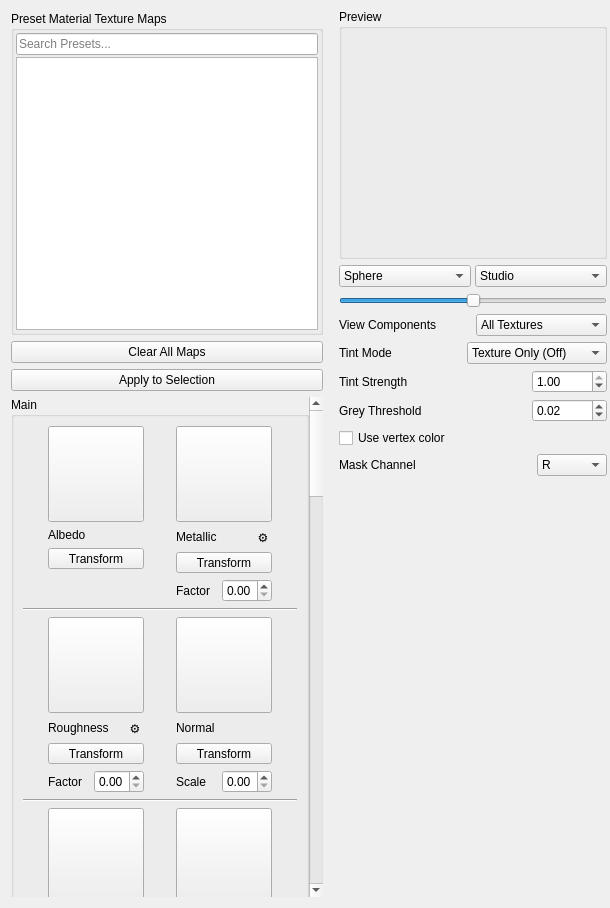
Qt form ui/TextureMappingPanel.ui (01Hub/ModelViewer) before a commit.
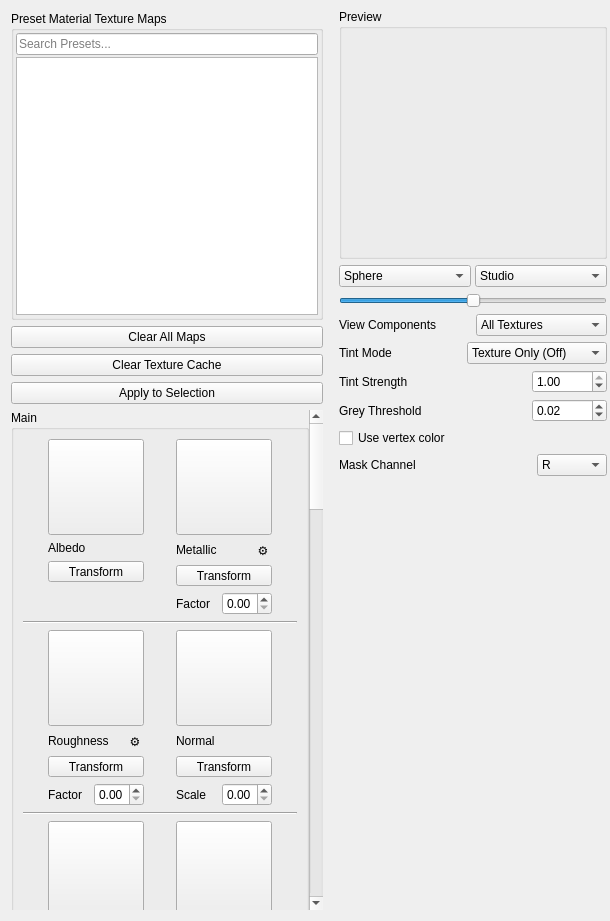
The same form after that commit. Custom widgets are drawn as their Qt base class.

Commit message:
Enhance texture cache with per-sampler support and UI controls
Refactor texture caching to support per-sampler settings using new TextureSamplerSettings and CachedTextureEntry structs. Update getOrLoadTextureCached to handle sampler changes and reuse cached images for new GPU textures as needed. Add UI controls for clearing the texture cache and resetting sampler parameters to defaults. Propagate sampler and cache changes via new Qt signals and slots, ensuring runtime updates and cache synchronization. Improves flexibility, performance, and user control over texture sampling.

The edit to the form file:
```diff
--- a/ui/TextureMappingPanel.ui
+++ b/ui/TextureMappingPanel.ui
@@ -103,6 +103,13 @@
         </property>
        </widget>
       </item>
+      <item>
+       <widget class="QPushButton" name="pushButtonClearTextureCache">
+        <property name="text">
+         <string>Clear Texture Cache</string>
+        </property>
+       </widget>
+      </item>
       <item>
        <widget class="QPushButton" name="pushButtonApply">
         <property name="text">
@@ -128,7 +135,7 @@
          <property name="geometry">
           <rect>
            <x>0</x>
-           <y>-946</y>
+           <y>0</y>
            <width>300</width>
            <height>3066</height>
           </rect>
```
The commit also changes 8 other files.
